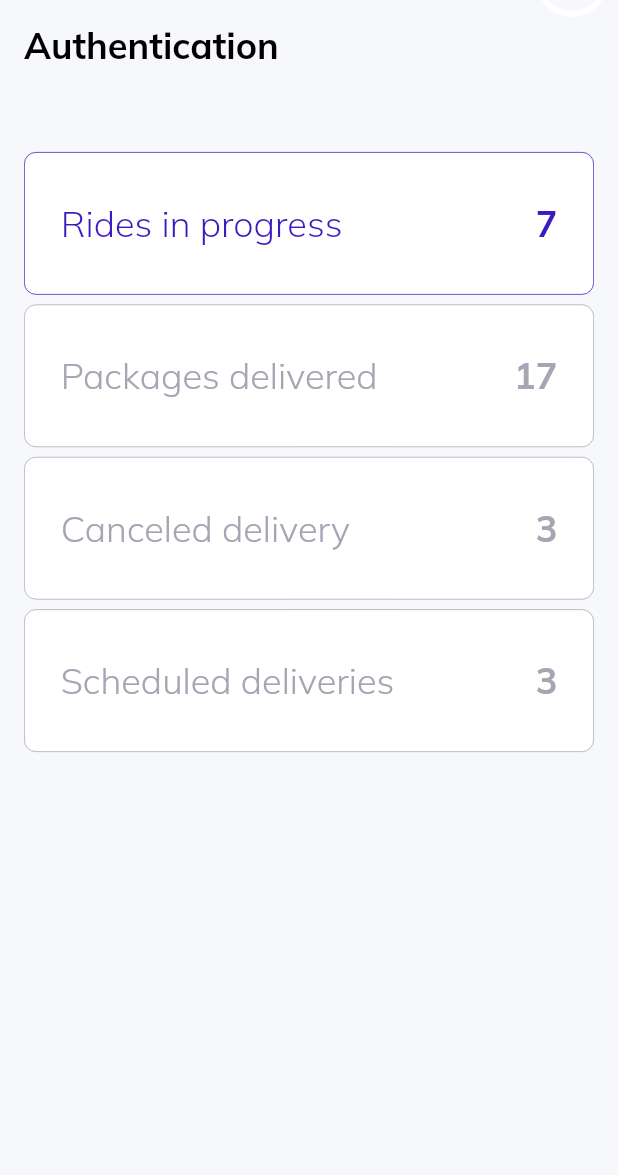
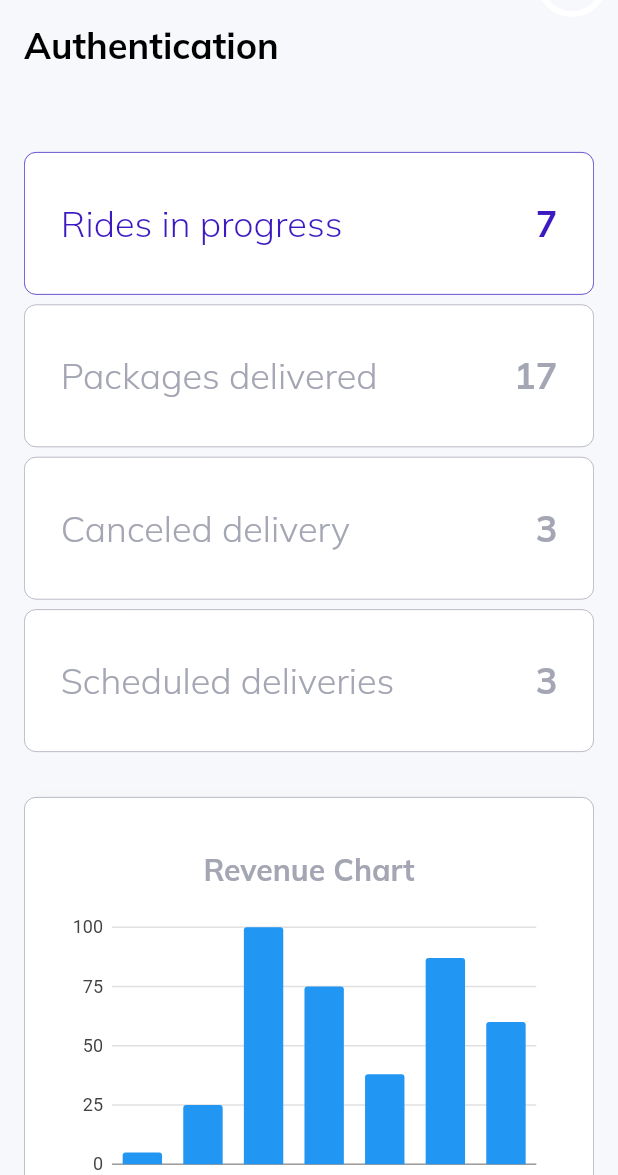
Before and after one commit to SFV-CORE/web_dashboard, a Flutter app: the screen it shows after launch, in the side drawer, after a tap on "Log Out", on a phone screen of 412 x 824 dp, the part 61-1236 px from its top. Run offline on Flutter 3.47's test engine with Material 2 defaults, Android fonts, the phone set to English and light mode, and no system bars; our stand-ins replace charts_flutter, get, google_fonts.

Commit message:
Adicionado charts(grafico)

```diff
--- a/lib/layout.dart
+++ b/lib/layout.dart
@@ -1,3 +1,5 @@
+// ignore_for_file: use_key_in_widget_constructors
+
 import 'package:flutter/material.dart';
 import 'helpers/responsivenees.dart';
 import 'widgets/large_screen.dart';
--- a/lib/pages/authentication/authentication.dart
+++ b/lib/pages/authentication/authentication.dart
@@ -6,7 +6,7 @@ class AuthenticationPage extends StatelessWidget {
 
   @override
   Widget build(BuildContext context) {
-    return Center(
+    return const Center(
         child: CustomText(
       text: "Log Of",
     ));
--- a/lib/pages/clients/clients.dart
+++ b/lib/pages/clients/clients.dart
@@ -1,3 +1,5 @@
+// ignore_for_file: use_key_in_widget_constructors
+
 import 'package:flutter/material.dart';
 import 'package:get/get_state_manager/src/rx_flutter/rx_obx_widget.dart';
 import 'package:web_dashboard/constants/controllers.dart';
--- a/lib/pages/drivers/drivers.dart
+++ b/lib/pages/drivers/drivers.dart
@@ -1,3 +1,5 @@
+// ignore_for_file: use_key_in_widget_constructors
+
 import 'package:flutter/material.dart';
 import 'package:get/get_state_manager/src/rx_flutter/rx_obx_widget.dart';
 import 'package:web_dashboard/constants/controllers.dart';
--- a/lib/pages/overview/overview.dart
+++ b/lib/pages/overview/overview.dart
@@ -1,3 +1,5 @@
+// ignore_for_file: use_key_in_widget_constructors
+
 import 'package:flutter/material.dart';
 import 'package:get/get_state_manager/src/rx_flutter/rx_obx_widget.dart';
 import 'package:web_dashboard/constants/controllers.dart';
@@ -5,6 +7,8 @@ import 'package:web_dashboard/helpers/responsivenees.dart';
 import 'package:web_dashboard/pages/overview/widget/overview_cards_large.dart';
 import 'package:web_dashboard/pages/overview/widget/overview_cards_medium.dart';
 import 'package:web_dashboard/pages/overview/widget/overview_cards_small.dart';
+import 'package:web_dashboard/pages/overview/widget/revenue_section_large.dart';
+import 'package:web_dashboard/pages/overview/widget/revenue_section_small.dart';
 import 'package:web_dashboard/widgets/custom_text.dart';
 
 class OverViewPage extends StatelessWidget {
@@ -34,9 +38,13 @@ class OverViewPage extends StatelessWidget {
               if (ResponsiveWidget.isCustomSize(context))
                 OverviewCardsMediumScreen()
               else
-                OverViewCardsLargeScreen()
+                const OverViewCardsLargeScreen()
             else
-              OverviewCardsSmallScreen()
+              OverviewCardsSmallScreen(),
+            if (!ResponsiveWidget.isSmallScreen(context))
+              const RevenueSectionLarge()
+            else
+              const RevenueSectionSmall(),
           ]),
         ),
       ],
--- /dev/null
+++ b/lib/pages/overview/widget/bar_charts.dart
@@ -0,0 +1,60 @@
+/// Bar chart example
+// ignore_for_file: use_key_in_widget_constructors
+
+import 'package:charts_flutter/flutter.dart' as charts;
+import 'package:flutter/material.dart';
+
+class SimpleBarChart extends StatelessWidget {
+  final List<charts.Series> seriesList;
+  final bool animate;
+
+  const SimpleBarChart(this.seriesList, {this.animate});
+
+  /// Creates a [BarChart] with sample data and no transition.
+  factory SimpleBarChart.withSampleData() {
+    return SimpleBarChart(
+      _createSampleData(),
+      // Disable animations for image tests.
+      animate: false,
+    );
+  }
+
+  @override
+  Widget build(BuildContext context) {
+    return charts.BarChart(
+      seriesList,
+      animate: animate,
+    );
+  }
+
+  /// Create one series with sample hard coded data.
+  static List<charts.Series<OrdinalSales, String>> _createSampleData() {
+    final data = [
+      OrdinalSales('Today', 5),
+      OrdinalSales('Yesterday', 25),
+      OrdinalSales('2 days', 100),
+      OrdinalSales('24 jun', 75),
+      OrdinalSales('23 jun', 38),
+      OrdinalSales('22 jun', 87),
+      OrdinalSales('21 jun', 60),
+    ];
+
+    return [
+      charts.Series<OrdinalSales, String>(
+        id: 'Sales',
+        colorFn: (_, __) => charts.MaterialPalette.blue.shadeDefault,
+        domainFn: (OrdinalSales sales, _) => sales.year,
+        measureFn: (OrdinalSales sales, _) => sales.sales,
+        data: data,
+      )
+    ];
+  }
+}
+
+/// Sample ordinal data type.
+class OrdinalSales {
+  final String year;
+  final int sales;
+
+  OrdinalSales(this.year, this.sales);
+}
--- a/lib/pages/overview/widget/info_cards.dart
+++ b/lib/pages/overview/widget/info_cards.dart
@@ -29,7 +29,7 @@ class InfoCard extends StatelessWidget {
               color: Colors.white,
               boxShadow: [
                 BoxShadow(
-                    offset: Offset(0, 6),
+                    offset: const Offset(0, 6),
                     color: lightGrey.withOpacity(.1),
                     blurRadius: 12)
               ],
@@ -55,7 +55,7 @@ class InfoCard extends StatelessWidget {
                             fontSize: 16,
                             color: isActive ? active : lightGrey)),
                     TextSpan(
-                        text: "$value",
+                        text: value,
                         style: TextStyle(
                             fontSize: 40, color: isActive ? active : dark)),
                   ])),
--- a/lib/pages/overview/widget/info_cards_small.dart
+++ b/lib/pages/overview/widget/info_cards_small.dart
@@ -24,7 +24,7 @@ class InfoCardSmall extends StatelessWidget {
       child: InkWell(
         onTap: onTap,
         child: Container(
-          padding: EdgeInsets.all(24),
+          padding: const EdgeInsets.all(24),
           decoration: BoxDecoration(
               color: Colors.white,
               borderRadius: BorderRadius.circular(8),
--- a/lib/pages/overview/widget/overview_cards_large.dart
+++ b/lib/pages/overview/widget/overview_cards_large.dart
@@ -40,9 +40,6 @@ class OverViewCardsLargeScreen extends StatelessWidget {
         value: "3",
         onTap: () {},
       ),
-      SizedBox(
-        width: _width / 64,
-      ),
     ]);
   }
 }
--- a/lib/pages/overview/widget/overview_cards_medium.dart
+++ b/lib/pages/overview/widget/overview_cards_medium.dart
@@ -1,3 +1,5 @@
+// ignore_for_file: use_key_in_widget_constructors
+
 import 'package:flutter/material.dart';
 
 import 'info_cards.dart';
--- a/lib/pages/overview/widget/overview_cards_small.dart
+++ b/lib/pages/overview/widget/overview_cards_small.dart
@@ -1,3 +1,5 @@
+// ignore_for_file: use_key_in_widget_constructors, sized_box_for_whitespace
+
 import 'package:flutter/material.dart';
 import 'package:web_dashboard/pages/overview/widget/info_cards_small.dart';
 
--- /dev/null
+++ b/lib/pages/overview/widget/revenue_info.dart
@@ -0,0 +1,33 @@
+import 'package:flutter/material.dart';
+import 'package:web_dashboard/constants/style.dart';
+
+class RevenueInfo extends StatelessWidget {
+  final String title;
+  final String amount;
+  const RevenueInfo({Key key, this.title, this.amount}) : super(key: key);
+
+  @override
+  Widget build(BuildContext context) {
+    return Expanded(
+      child: RichText(
+        textAlign: TextAlign.center,
+        text: TextSpan(children: [
+          TextSpan(
+            text: "$title \n\n",
+            style: TextStyle(
+              color: lightGrey,
+              fontSize: 16,
+            ),
+          ),
+          TextSpan(
+            text: "\$ $amount \n\n",
+            style: const TextStyle(
+              fontWeight: FontWeight.bold,
+              fontSize: 24,
+            ),
+          ),
+        ]),
+      ),
+    );
+  }
+}
--- /dev/null
+++ b/lib/pages/overview/widget/revenue_section_small.dart
@@ -0,0 +1,93 @@
+import 'package:flutter/material.dart';
+import 'package:web_dashboard/constants/style.dart';
+import 'package:web_dashboard/widgets/custom_text.dart';
+
+import 'bar_charts.dart';
+import 'revenue_info.dart';
+
+class RevenueSectionSmall extends StatelessWidget {
+  const RevenueSectionSmall({Key key}) : super(key: key);
+
+  @override
+  Widget build(BuildContext context) {
+    return Container(
+      padding: const EdgeInsets.all(24),
+      margin: const EdgeInsets.symmetric(vertical: 30),
+      decoration: BoxDecoration(
+        color: Colors.white,
+        borderRadius: BorderRadius.circular(8),
+        boxShadow: [
+          BoxShadow(
+            offset: const Offset(0, 6),
+            color: lightGrey.withOpacity(.1),
+            blurRadius: 12,
+          ),
+        ],
+        border: Border.all(color: lightGrey, width: .5),
+      ),
+      child: Column(
+        children: [
+          Container(
+            height: 260,
+            child: Column(
+              mainAxisAlignment: MainAxisAlignment.spaceEvenly,
+              children: [
+                CustomText(
+                  text: "Revenue Chart",
+                  size: 20,
+                  weight: FontWeight.bold,
+                  color: lightGrey,
+                ),
+                Container(
+                  width: 600,
+                  height: 200,
+                  child: SimpleBarChart.withSampleData(),
+                ),
+              ],
+            ),
+          ),
+          Container(
+            width: 120,
+            height: 1,
+            color: lightGrey,
+          ),
+          Container(
+            height: 260,
+            child: Column(
+              mainAxisAlignment: MainAxisAlignment.spaceEvenly,
+              children: [
+                Row(
+                  children: const [
+                    RevenueInfo(
+                      title: "Today\'s revenue",
+                      amount: "23",
+                    ),
+                    RevenueInfo(
+                      title: "Last 7 days",
+                      amount: "150",
+                    ),
+                  ],
+                ),
+                const SizedBox(
+                  height: 30,
+                ),
+                Row(
+                  children: const [
+                    RevenueInfo(
+                      title: "Last 30 days",
+                      amount: "1,203",
+                    ),
+                    RevenueInfo(
+                      title: "Last 12 months",
+                      amount: "3,234",
+                    ),
+                  ],
+                ),
+              ],
+            ),
+          ),
+        ],
+      ),
+    );
+  }
+}
--- a/lib/widgets/horizontal_menu_item.dart
+++ b/lib/widgets/horizontal_menu_item.dart
@@ -43,7 +43,7 @@ class HorizontalMenuItem extends StatelessWidget {
                 width: _width / 80,
               ),
               Padding(
-                padding: EdgeInsets.all(16),
+                padding: const EdgeInsets.all(16),
                 child: menuController.returnIconFor(itemName),
               ),
               if (!menuController.isActive(itemName))
--- a/lib/widgets/large_screen.dart
+++ b/lib/widgets/large_screen.dart
@@ -14,7 +14,7 @@ class LargeScreen extends StatelessWidget {
         Expanded(
           flex: 5,
           child: Container(
-            padding: EdgeInsets.symmetric(horizontal: 16),
+            padding: const EdgeInsets.symmetric(horizontal: 16),
             child: localNavigator(),
           ),
         ),
--- a/lib/widgets/side_menu.dart
+++ b/lib/widgets/side_menu.dart
@@ -1,3 +1,5 @@
+// ignore_for_file: use_key_in_widget_constructors
+
 import 'package:flutter/material.dart';
 import 'package:get/get.dart';
 import 'package:web_dashboard/constants/controllers.dart';
@@ -20,14 +22,14 @@ class SideMenu extends StatelessWidget {
             Column(
               mainAxisSize: MainAxisSize.min,
               children: [
-                SizedBox(
+                const SizedBox(
                   height: 40,
                 ),
                 Row(
                   children: [
                     SizedBox(width: _width / 48),
                     Padding(
-                      padding: EdgeInsets.only(right: 12),
+                      padding: const EdgeInsets.only(right: 12),
                       child: Image.asset("assets/icons/logo.png"),
                     ),
                     Flexible(
@@ -61,8 +63,9 @@ class SideMenu extends StatelessWidget {
 
                         if (!menuController.isActive(itemName)) {
                           menuController.changeActiveitemTo(itemName);
-                          if (ResponsiveWidget.isSmallScreen(context))
+                          if (ResponsiveWidget.isSmallScreen(context)) {
                             Get.back();
+                          }
                           navigationController.navigateTo(itemName);
                         }
                       },
--- a/lib/widgets/small_screen.dart
+++ b/lib/widgets/small_screen.dart
@@ -7,6 +7,7 @@ class SmallScreen extends StatelessWidget {
   @override
   Widget build(BuildContext context) {
     return Container(
-        padding: EdgeInsets.symmetric(horizontal: 16), child: localNavigator());
+        padding: const EdgeInsets.symmetric(horizontal: 16),
+        child: localNavigator());
   }
 }
--- a/lib/widgets/vertical_menu_item.dart
+++ b/lib/widgets/vertical_menu_item.dart
@@ -43,7 +43,7 @@ class VerticalMenuItem extends StatelessWidget {
                   mainAxisSize: MainAxisSize.min,
                   children: [
                     Padding(
-                      padding: EdgeInsets.all(16),
+                      padding: const EdgeInsets.all(16),
                       child: menuController.returnIconFor(itemName),
                     ),
                     if (!menuController.isActive(itemName))
```
Also changed, not shown: lib/pages/overview/widget/revenue_section_large.dart (added, +92 -0 lines).
